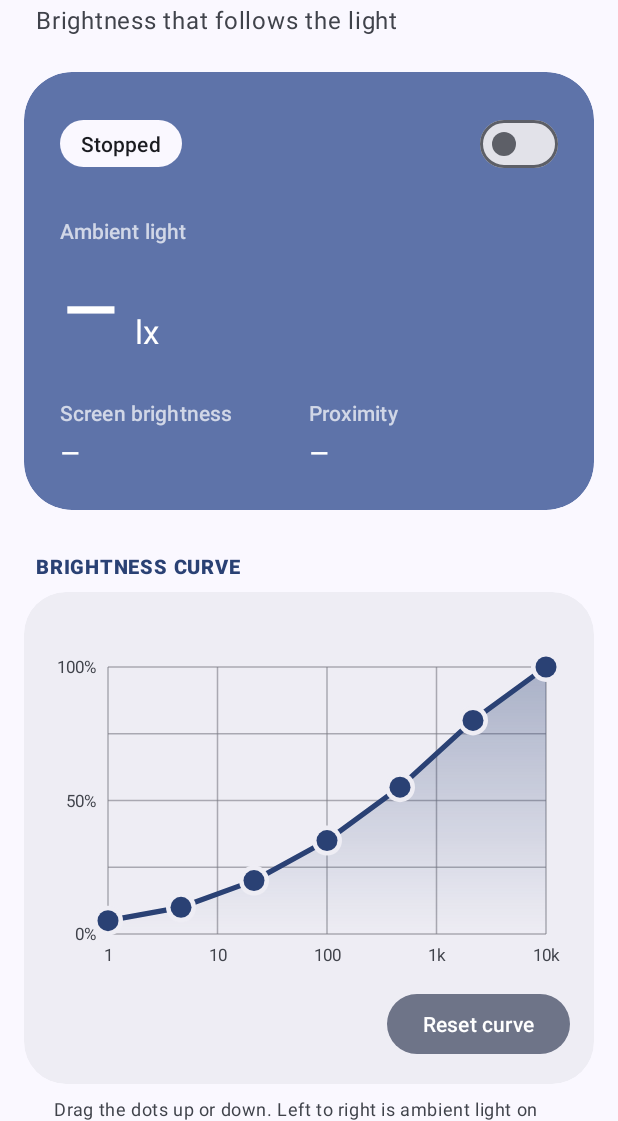
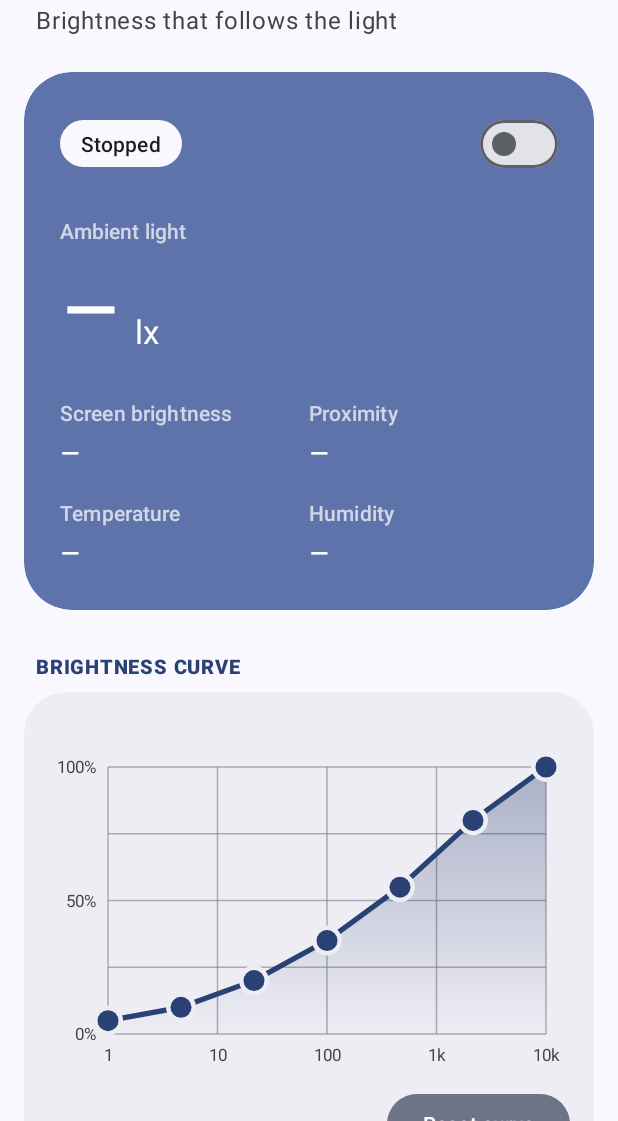
Before and after one commit to basvuijk/Lux_curve, an Android app: the screen it shows after launch (MainActivity), on a phone screen of 412 x 824 dp, the part 115-1236 px from its top. Run offline under Robolectric (Android 15) with nearby library versions, the phone set to English and light mode, and no system bars.

Commit message:
Add temperature, humidity and radar presence mode for the wall panel
- ClimateSensor reads the panel's I2C temperature/humidity chip from
  /sys/devices/platform/twi.1/i2c-1/1-0040 (values in thousandths), directly
  or through `sh -c cat`.
- BrightnessService polls it every 10 s on its own thread; the status card shows
  temperature and humidity, and a note says why when the chip cannot be read.
- Radar presence mode (off by default): any proximity reading other than 0
  wakes the screen, and the distance slider is ignored.

Co-Authored-By: Claude Sonnet 5.5 <noreply@anthropic.com>
Claude-Session: https://claude.ai/code/session_01VRFaJkR6U6mTNi9wanXoYn

```diff
--- a/app/src/main/java/com/example/luxcurve/Curve.kt
+++ b/app/src/main/java/com/example/luxcurve/Curve.kt
@@ -42,4 +42,11 @@ object Live {
     @Volatile var proximity = -1f
     @Volatile var percent = -1f
     @Volatile var screenOff = false
+
+    /** Panel climate sensor; NaN means "no reading". Degrees Celsius and percent relative humidity. */
+    @Volatile var temperature = Float.NaN
+    @Volatile var humidity = Float.NaN
+
+    /** Why the climate sensor could not be read, or null when it works. */
+    @Volatile var climateError: String? = null
 }
--- a/app/src/main/java/com/example/luxcurve/MainActivity.kt
+++ b/app/src/main/java/com/example/luxcurve/MainActivity.kt
@@ -41,12 +41,16 @@ class MainActivity : AppCompatActivity() {
     private lateinit var swIdle: MaterialSwitch
     private lateinit var swLock: MaterialSwitch
     private lateinit var swProx: MaterialSwitch
+    private lateinit var swRadar: MaterialSwitch
     private lateinit var sbIdle: Slider
     private lateinit var sbProx: Slider
     private lateinit var tvStatus: TextView
     private lateinit var tvLux: TextView
     private lateinit var tvPercent: TextView
     private lateinit var tvProx: TextView
+    private lateinit var tvTemp: TextView
+    private lateinit var tvHumidity: TextView
+    private lateinit var tvClimateInfo: TextView
     private lateinit var tvWarn: TextView
     private lateinit var tvIdleValue: TextView
     private lateinit var tvProxValue: TextView
@@ -80,6 +84,9 @@ class MainActivity : AppCompatActivity() {
         tvLux = findViewById(R.id.tvLux)
         tvPercent = findViewById(R.id.tvPercent)
         tvProx = findViewById(R.id.tvProx)
+        tvTemp = findViewById(R.id.tvTemp)
+        tvHumidity = findViewById(R.id.tvHumidity)
+        tvClimateInfo = findViewById(R.id.tvClimateInfo)
         tvWarn = findViewById(R.id.tvWarn)
         tvIdleValue = findViewById(R.id.tvIdleValue)
         tvProxValue = findViewById(R.id.tvProxValue)
@@ -103,6 +110,11 @@ class MainActivity : AppCompatActivity() {
             R.id.rowProx,
             "Wake on proximity",
             "Switch the screen on when something is near the sensor"
+        )
+        swRadar = bindSwitchRow(
+            R.id.rowRadar,
+            "Radar presence mode",
+            "Wake on any reading other than 0, for radar sensors"
         )
 
         permWrite = bindPermissionRow(
@@ -150,6 +162,7 @@ class MainActivity : AppCompatActivity() {
         swIdle.isChecked = prefs.idleEnabled
         swLock.isChecked = prefs.useLock
         swProx.isChecked = prefs.proxEnabled
+        swRadar.isChecked = prefs.radarMode
 
         sbIdle.valueFrom = 5f
         sbIdle.valueTo = 900f
@@ -165,7 +178,7 @@ class MainActivity : AppCompatActivity() {
         val threshold = ((prefs.proxThresholdCm * 2f).roundToInt() / 2f).coerceIn(0f, proxMax)
         sbProx.value = threshold
         sbProx.setLabelFormatter { format1(it) + " cm" }
-        tvProxValue.text = "Wake when closer than " + format1(threshold) + " cm"
+        updateProxText()
 
         curveView.points = prefs.curve
         curveView.onCurveChanged = { prefs.curve = it }
@@ -179,6 +192,11 @@ class MainActivity : AppCompatActivity() {
             if (!loading) prefs.proxEnabled = on
             updateEnabledStates()
         }
+        swRadar.setOnCheckedChangeListener { _, on ->
+            if (!loading) prefs.radarMode = on
+            updateProxText()
+            updateEnabledStates()
+        }
         swLock.setOnCheckedChangeListener { _, on ->
             if (!loading) {
                 prefs.useLock = on
@@ -190,7 +208,7 @@ class MainActivity : AppCompatActivity() {
             if (fromUser) prefs.idleSeconds = value.toInt()
         }
         sbProx.addOnChangeListener { _, value, fromUser ->
-            tvProxValue.text = "Wake when closer than " + format1(value) + " cm"
+            updateProxText(value)
             if (fromUser) prefs.proxThresholdCm = value
         }
         findViewById<View>(R.id.btnReset).setOnClickListener {
@@ -274,8 +292,18 @@ class MainActivity : AppCompatActivity() {
     private fun updateEnabledStates() {
         sbIdle.isEnabled = swIdle.isChecked
         tvIdleValue.alpha = if (swIdle.isChecked) 1f else 0.5f
-        sbProx.isEnabled = hasProx && swProx.isChecked
-        tvProxValue.alpha = if (hasProx && swProx.isChecked) 1f else 0.5f
+        val proxSlider = hasProx && swProx.isChecked && !swRadar.isChecked
+        sbProx.isEnabled = proxSlider
+        tvProxValue.alpha = if (proxSlider) 1f else 0.5f
+    }
+
+    /** The line above the distance slider; in radar mode there is no distance to set. */
+    private fun updateProxText(value: Float = sbProx.value) {
+        tvProxValue.text = if (swRadar.isChecked) {
+            "Radar mode: any reading other than 0 wakes the screen"
+        } else {
+            "Wake when closer than " + format1(value) + " cm"
+        }
     }
 
     private fun setServiceEnabled(on: Boolean) {
@@ -313,7 +341,22 @@ class MainActivity : AppCompatActivity() {
         }
         tvLux.text = luxText(Live.lux)
         tvPercent.text = if (Live.percent < 0f) "–" else Live.percent.roundToInt().toString() + " %"
-        tvProx.text = if (Live.proximity < 0f) "–" else format1(Live.proximity) + " cm"
+        tvProx.text = when {
+            Live.proximity < 0f -> "–"
+            prefs.radarMode -> format1(Live.proximity)
+            else -> format1(Live.proximity) + " cm"
+        }
+        tvTemp.text =
+            if (Live.running && !Live.temperature.isNaN()) format1(Live.temperature) + " °C" else "–"
+        tvHumidity.text =
+            if (Live.running && !Live.humidity.isNaN()) Live.humidity.roundToInt().toString() + " %" else "–"
+        val climateError = Live.climateError
+        if (Live.running && climateError != null) {
+            tvClimateInfo.text = "Climate sensor not readable: $climateError"
+            tvClimateInfo.visibility = View.VISIBLE
+        } else {
+            tvClimateInfo.visibility = View.GONE
+        }
         curveView.liveLux = Live.lux
 
         val canWrite = Settings.System.canWrite(this)
--- a/app/src/main/java/com/example/luxcurve/Prefs.kt
+++ b/app/src/main/java/com/example/luxcurve/Prefs.kt
@@ -50,4 +50,12 @@ class Prefs(context: Context) {
     var proxThresholdCm: Float
         get() = sp.getFloat("prox_threshold", 1f)
         set(v) = sp.edit().putFloat("prox_threshold", v.coerceAtLeast(0f)).apply()
+
+    /**
+     * Radar presence sensors report 0 when nobody is there and something else when somebody is.
+     * With this on, any reading other than 0 counts as "near" and the distance is not compared.
+     */
+    var radarMode: Boolean
+        get() = sp.getBoolean("radar_mode", false)
+        set(v) = sp.edit().putBoolean("radar_mode", v).apply()
 }
--- a/app/src/main/res/layout/activity_main.xml
+++ b/app/src/main/res/layout/activity_main.xml
@@ -170,6 +170,61 @@
                     </LinearLayout>
                 </LinearLayout>
 
+                <LinearLayout
+                    android:layout_width="match_parent"
+                    android:layout_height="wrap_content"
+                    android:layout_marginTop="16dp"
+                    android:orientation="horizontal">
+
+                    <LinearLayout
+                        android:layout_width="0dp"
+                        android:layout_height="wrap_content"
+                        android:layout_weight="1"
+                        android:orientation="vertical">
+
+                        <TextView
+                            android:layout_width="wrap_content"
+                            android:layout_height="wrap_content"
+                            android:alpha="0.72"
+                            android:text="Temperature"
+                            android:textAppearance="?attr/textAppearanceLabelLarge"
+                            android:textColor="?attr/colorOnPrimaryContainer" />
+
+                        <TextView
+                            android:id="@+id/tvTemp"
+                            android:layout_width="wrap_content"
+                            android:layout_height="wrap_content"
+                            android:layout_marginTop="2dp"
+                            android:text="–"
+                            android:textAppearance="?attr/textAppearanceTitleLarge"
+                            android:textColor="?attr/colorOnPrimaryContainer" />
+                    </LinearLayout>
+
+                    <LinearLayout
+                        android:layout_width="0dp"
+                        android:layout_height="wrap_content"
+                        android:layout_weight="1"
+                        android:orientation="vertical">
+
+                        <TextView
+                            android:layout_width="wrap_content"
+                            android:layout_height="wrap_content"
+                            android:alpha="0.72"
+                            android:text="Humidity"
+                            android:textAppearance="?attr/textAppearanceLabelLarge"
+                            android:textColor="?attr/colorOnPrimaryContainer" />
+
+                        <TextView
+                            android:id="@+id/tvHumidity"
+                            android:layout_width="wrap_content"
+                            android:layout_height="wrap_content"
+                            android:layout_marginTop="2dp"
+                            android:text="–"
+                            android:textAppearance="?attr/textAppearanceTitleLarge"
+                            android:textColor="?attr/colorOnPrimaryContainer" />
+                    </LinearLayout>
+                </LinearLayout>
+
                 <TextView
                     android:id="@+id/tvWarn"
                     android:layout_width="match_parent"
@@ -181,6 +236,16 @@
                     android:visibility="gone" />
             </LinearLayout>
         </com.google.android.material.card.MaterialCardView>
+
+        <TextView
+            android:id="@+id/tvClimateInfo"
+            android:layout_width="match_parent"
+            android:layout_height="wrap_content"
+            android:layout_marginStart="20dp"
+            android:layout_marginTop="8dp"
+            android:layout_marginEnd="20dp"
+            android:textAppearance="@style/TextAppearance.Lux.Footnote"
+            android:visibility="gone" />
 
         <!-- Curve -->
         <TextView
@@ -353,6 +418,18 @@
                         android:layout_width="match_parent"
                         android:layout_height="wrap_content" />
                 </LinearLayout>
+
+                <com.google.android.material.divider.MaterialDivider
+                    android:layout_width="match_parent"
+                    android:layout_height="wrap_content"
+                    android:layout_marginStart="20dp"
+                    android:layout_marginEnd="20dp" />
+
+                <include
+                    android:id="@+id/rowRadar"
+                    layout="@layout/row_switch"
+                    android:layout_width="match_parent"
+                    android:layout_height="wrap_content" />
             </LinearLayout>
         </com.google.android.material.card.MaterialCardView>
 
```
Also changed, not shown: app/src/main/java/com/example/luxcurve/BrightnessService.kt (+47 -2 lines), app/src/main/java/com/example/luxcurve/ClimateSensor.kt (added, +70 -0 lines), 1 other file.
